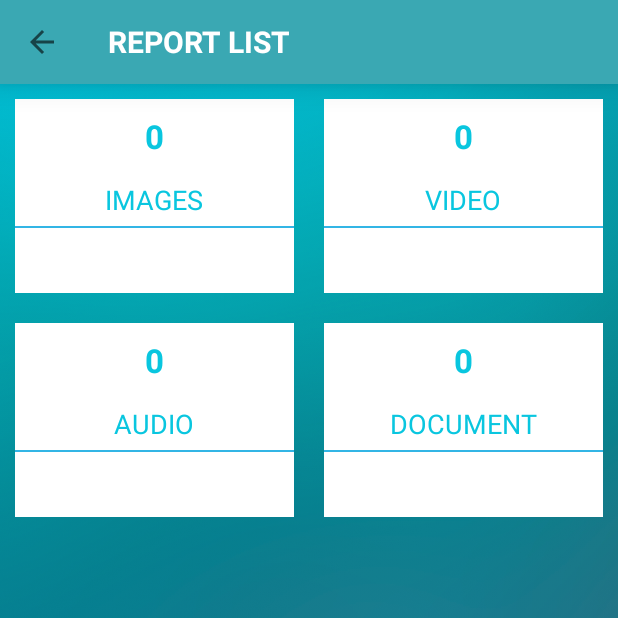
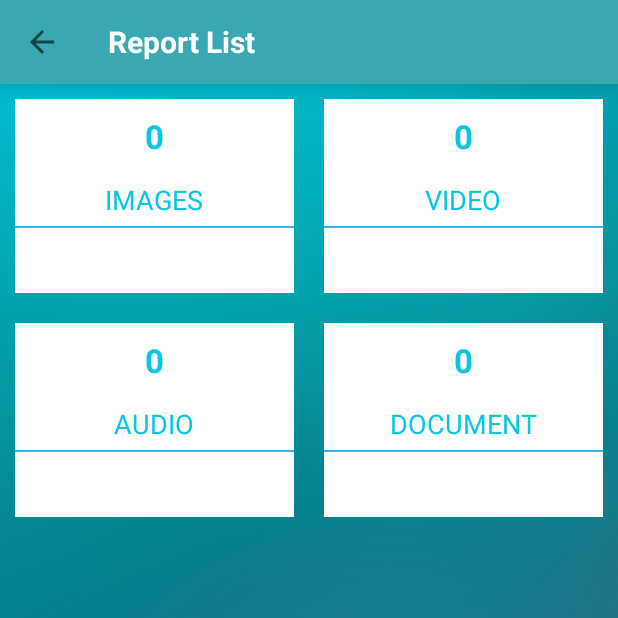
Before and after one commit to MehtaAnukul/Wallet-Hub-Android, an Android app: the ViewReportActivity screen opened directly, with no data from a screen before it, on a phone screen of 412 x 824 dp, the top half of it. Run offline under Robolectric (Android 15) with nearby library versions, the phone set to English and light mode, and no system bars; our stand-ins replace Firebase (no records; nobody signed in at launch, a user with empty details on screens opened directly).

Commit message:
new update

```diff
--- a/app/src/main/java/com/anukul/wallethub/ApplicationClass.java
+++ b/app/src/main/java/com/anukul/wallethub/ApplicationClass.java
@@ -9,7 +9,7 @@ public class ApplicationClass extends Application {
     @Override
     public void onCreate() {
         super.onCreate();
-//        FirebaseDatabase.getInstance().setPersistenceEnabled(true);
+        FirebaseDatabase.getInstance().setPersistenceEnabled(true);
 
     }
 }
--- a/app/src/main/java/com/anukul/wallethub/activity/ViewReportActivity.java
+++ b/app/src/main/java/com/anukul/wallethub/activity/ViewReportActivity.java
@@ -59,7 +59,7 @@ public class ViewReportActivity extends AppCompatActivity implements ViewReportO
         toolbar = findViewById(R.id.toolbar_layout_toolbar);
         toolbarTitleTv = toolbar.findViewById(R.id.toolbar_title);
         setSupportActionBar(toolbar);
-        toolbarTitleTv.setText("REPORT LIST");
+        toolbarTitleTv.setText("Report List");
         getSupportActionBar().setDisplayShowTitleEnabled(false);
         ActionBar actionBar = getSupportActionBar();
         actionBar.setDisplayHomeAsUpEnabled(true);
```
